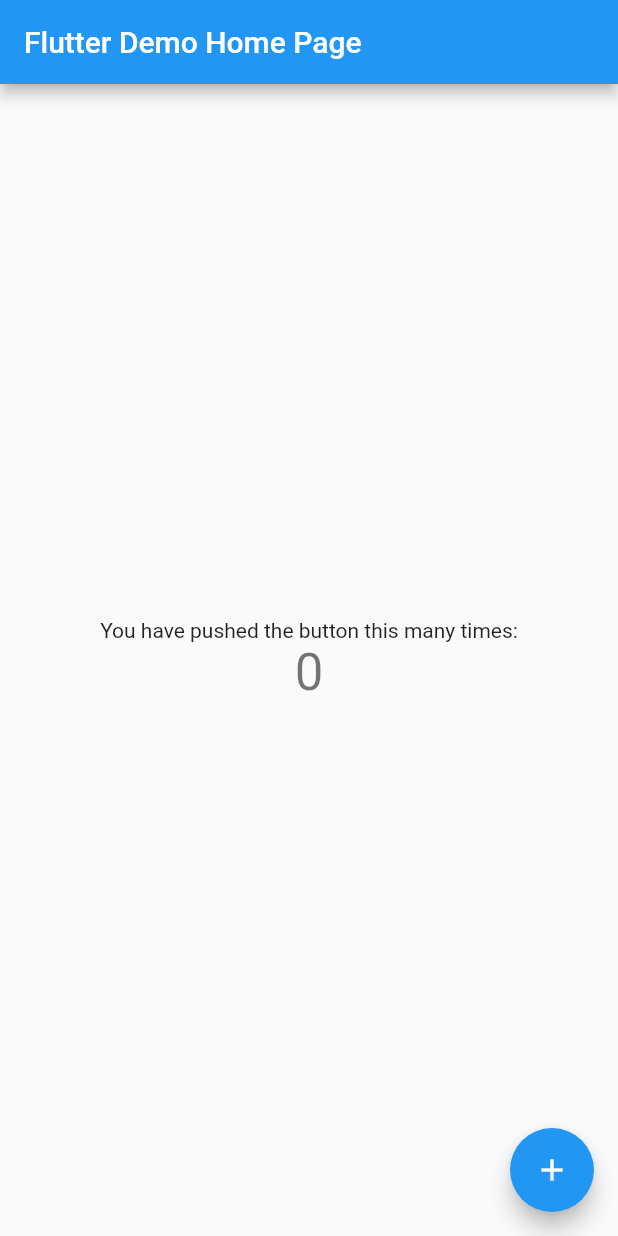
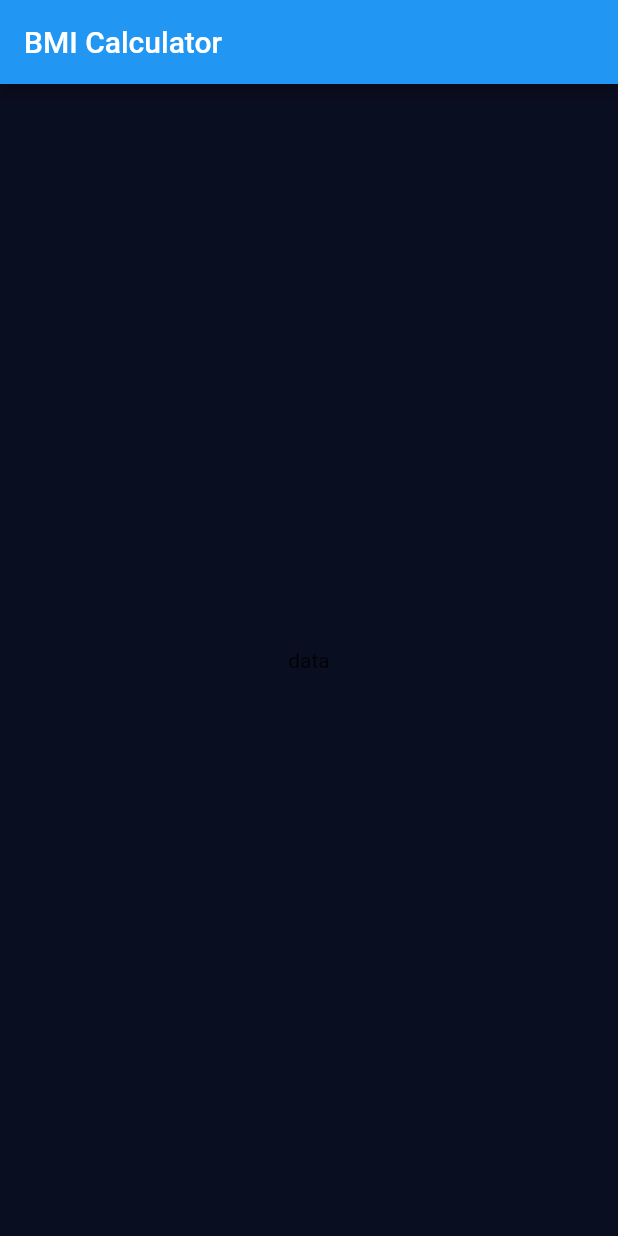
Before and after one commit to chandravamshi/flutter_bmi_calculator_intermediate, a Flutter app: the screen it shows after launch, on a phone screen of 412 x 824 dp. Run offline on Flutter 3.47's test engine with Material 2 defaults, Android fonts, the phone set to English and light mode, and no system bars.

Commit message:
initial setup theme

```diff
--- /dev/null
+++ b/lib/components/input_page.dart
@@ -0,0 +1,22 @@
+import 'package:flutter/material.dart';
+
+class InputPage extends StatefulWidget {
+  const InputPage({super.key});
+
+  @override
+  State<InputPage> createState() => _InputPageState();
+}
+
+class _InputPageState extends State<InputPage> {
+  @override
+  Widget build(BuildContext context) {
+    return Scaffold(
+      appBar: AppBar(
+        title: const Text('BMI Calculator'),
+      ),
+      body: const Center(
+        child: Text('data'),
+      ),
+    );
+  }
+}
--- a/lib/main.dart
+++ b/lib/main.dart
@@ -1,115 +1,19 @@
 import 'package:flutter/material.dart';
+import 'components/input_page.dart';
 
 void main() {
-  runApp(const MyApp());
+  runApp(const BMICalculator());
 }
 
-class MyApp extends StatelessWidget {
-  const MyApp({super.key});
-
-  // This widget is the root of your application.
+class BMICalculator extends StatelessWidget {
+  const BMICalculator({super.key});
   @override
   Widget build(BuildContext context) {
     return MaterialApp(
-      title: 'Flutter Demo',
-      theme: ThemeData(
-        // This is the theme of your application.
-        //
-        // Try running your application with "flutter run". You'll see the
-        // application has a blue toolbar. Then, without quitting the app, try
-        // changing the primarySwatch below to Colors.green and then invoke
-        // "hot reload" (press "r" in the console where you ran "flutter run",
-        // or simply save your changes to "hot reload" in a Flutter IDE).
-        // Notice that the counter didn't reset back to zero; the application
-        // is not restarted.
-        primarySwatch: Colors.blue,
-      ),
-      home: const MyHomePage(title: 'Flutter Demo Home Page'),
+      home: const InputPage(),
+      theme: ThemeData().copyWith(
+          primaryColor: const Color(0xFF0A0E21),
+          scaffoldBackgroundColor: const Color(0xFF0A0E21)),
     );
   }
 }
-
-class MyHomePage extends StatefulWidget {
-  const MyHomePage({super.key, required this.title});
-
-  // This widget is the home page of your application. It is stateful, meaning
-  // that it has a State object (defined below) that contains fields that affect
-  // how it looks.
-
-  // This class is the configuration for the state. It holds the values (in this
-  // case the title) provided by the parent (in this case the App widget) and
-  // used by the build method of the State. Fields in a Widget subclass are
-  // always marked "final".
-
-  final String title;
-
-  @override
-  State<MyHomePage> createState() => _MyHomePageState();
-}
-
-class _MyHomePageState extends State<MyHomePage> {
-  int _counter = 0;
-
-  void _incrementCounter() {
-    setState(() {
-      // This call to setState tells the Flutter framework that something has
-      // changed in this State, which causes it to rerun the build method below
-      // so that the display can reflect the updated values. If we changed
-      // _counter without calling setState(), then the build method would not be
-      // called again, and so nothing would appear to happen.
-      _counter++;
-    });
-  }
-
-  @override
-  Widget build(BuildContext context) {
-    // This method is rerun every time setState is called, for instance as done
-    // by the _incrementCounter method above.
-    //
-    // The Flutter framework has been optimized to make rerunning build methods
-    // fast, so that you can just rebuild anything that needs updating rather
-    // than having to individually change instances of widgets.
-    return Scaffold(
-      appBar: AppBar(
-        // Here we take the value from the MyHomePage object that was created by
-        // the App.build method, and use it to set our appbar title.
-        title: Text(widget.title),
-      ),
-      body: Center(
-        // Center is a layout widget. It takes a single child and positions it
-        // in the middle of the parent.
-        child: Column(
-          // Column is also a layout widget. It takes a list of children and
-          // arranges them vertically. By default, it sizes itself to fit its
-          // children horizontally, and tries to be as tall as its parent.
-          //
-          // Invoke "debug painting" (press "p" in the console, choose the
-          // "Toggle Debug Paint" action from the Flutter Inspector in Android
-          // Studio, or the "Toggle Debug Paint" command in Visual Studio Code)
-          // to see the wireframe for each widget.
-          //
-          // Column has various properties to control how it sizes itself and
-          // how it positions its children. Here we use mainAxisAlignment to
-          // center the children vertically; the main axis here is the vertical
-          // axis because Columns are vertical (the cross axis would be
-          // horizontal).
-          mainAxisAlignment: MainAxisAlignment.center,
-          children: <Widget>[
-            const Text(
-              'You have pushed the button this many times:',
-            ),
-            Text(
-              '$_counter',
-              style: Theme.of(context).textTheme.headlineMedium,
-            ),
-          ],
-        ),
-      ),
-      floatingActionButton: FloatingActionButton(
-        onPressed: _incrementCounter,
-        tooltip: 'Increment',
-        child: const Icon(Icons.add),
-      ), // This trailing comma makes auto-formatting nicer for build methods.
-    );
-  }
-}
```
